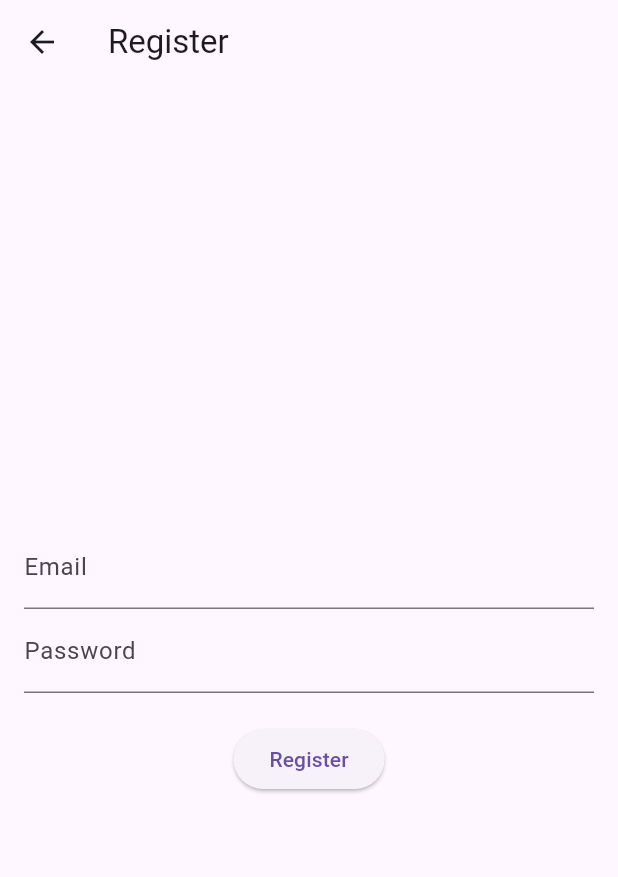
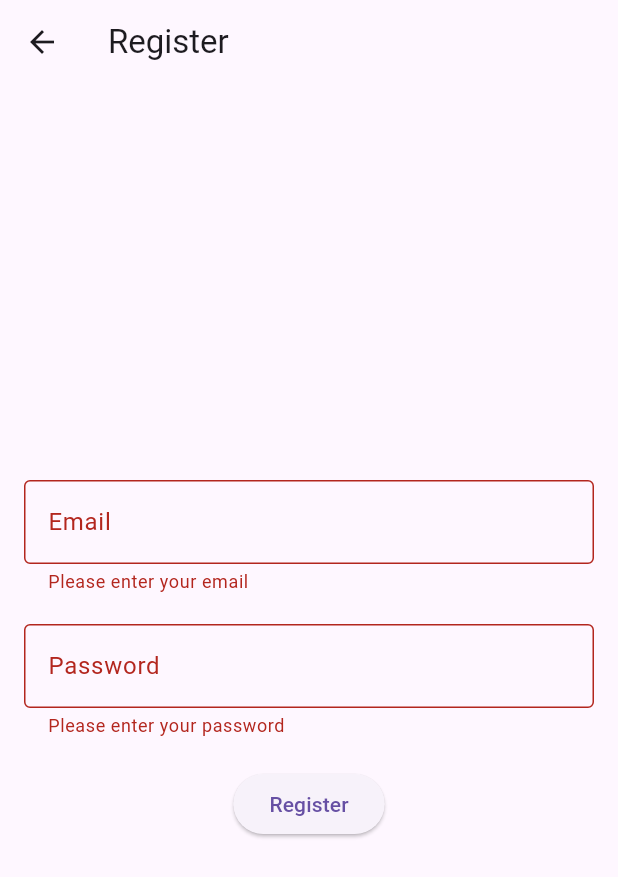
Before and after one commit to jrrado/online-audio-player-app-flutter, a Flutter app: the RegistrationPage screen opened directly, after a tap on "Register", on a phone screen of 412 x 824 dp. Shown: the top 877 px of the screen. Run offline on Flutter 3.47's test engine with Material 3 defaults, Android fonts, the light colour scheme and no system bars; our stand-ins replace cloud_firestore, firebase_auth, firebase_core, firebase_messaging, firebase_storage, google_sign_in and 1 more; accounts and stored records are empty.

Commit message:
styling and playlist creation

```diff
--- a/lib/registration.dart
+++ b/lib/registration.dart
@@ -10,12 +10,14 @@ class RegistrationPage extends StatefulWidget {
 }
 
 class RegistrationPageState extends State<RegistrationPage> {
+  final _formKey = GlobalKey<FormState>();
   final TextEditingController _emailController = TextEditingController();
   final TextEditingController _passwordController = TextEditingController();
 
   Future<void> _registerWithEmailAndPassword() async {
     try {
-      final userCredential = await FirebaseAuth.instance.createUserWithEmailAndPassword(
+      final userCredential =
+          await FirebaseAuth.instance.createUserWithEmailAndPassword(
         email: _emailController.text,
         password: _passwordController.text,
       );
@@ -24,7 +26,9 @@ class RegistrationPageState extends State<RegistrationPage> {
       // Example: Navigate to the login screen
       Navigator.pushReplacement(
         context,
-        MaterialPageRoute(builder: (context) => const LoginScreen()), // Replace LoginScreen with your actual login screen
+        MaterialPageRoute(
+            builder: (context) =>
+                const LoginScreen()), // Replace LoginScreen with your actual login screen
       );
     } on FirebaseAuthException catch (e) {
       if (e.code == 'weak-password') {
@@ -47,27 +51,53 @@ class RegistrationPageState extends State<RegistrationPage> {
       body: Center(
         child: Padding(
           padding: const EdgeInsets.all(16.0),
+          child: Form(
+            key: _formKey,
             child: Column(
               mainAxisAlignment: MainAxisAlignment.center,
               children: <Widget>[
-              TextField(
+                TextFormField(
                   controller: _emailController,
-                decoration: const InputDecoration(labelText: 'Email'),
+                  decoration: InputDecoration(
+                    labelText: 'Email',
+                    border: OutlineInputBorder(),
                   ),
-              TextField(
+                  validator: (value) {
+                    if (value == null || value.isEmpty) {
+                      return 'Please enter your email';
+                    }
+                    return null;
+                  },
+                ),
+                const SizedBox(height: 20),
+                TextFormField(
                   controller: _passwordController,
-                decoration: const InputDecoration(labelText: 'Password'),
+                  decoration: InputDecoration(
+                    labelText: 'Password',
+                    border: OutlineInputBorder(),
+                  ),
                   obscureText: true,
+                  validator: (value) {
+                    if (value == null || value.isEmpty) {
+                      return 'Please enter your password';
+                    }
+                    return null;
+                  },
                 ),
                 const SizedBox(height: 20),
                 ElevatedButton(
-                onPressed: _registerWithEmailAndPassword,
+                  onPressed: () {
+                    if (_formKey.currentState?.validate() ?? false) {
+                      _registerWithEmailAndPassword();
+                    }
+                  },
                   child: const Text('Register'),
                 ),
               ],
             ),
           ),
         ),
+      ),
     );
   }
 }
```
Also changed, not shown: lib/login.dart (+34 -6 lines). Lines whose indentation alone changed are shown as unchanged.
